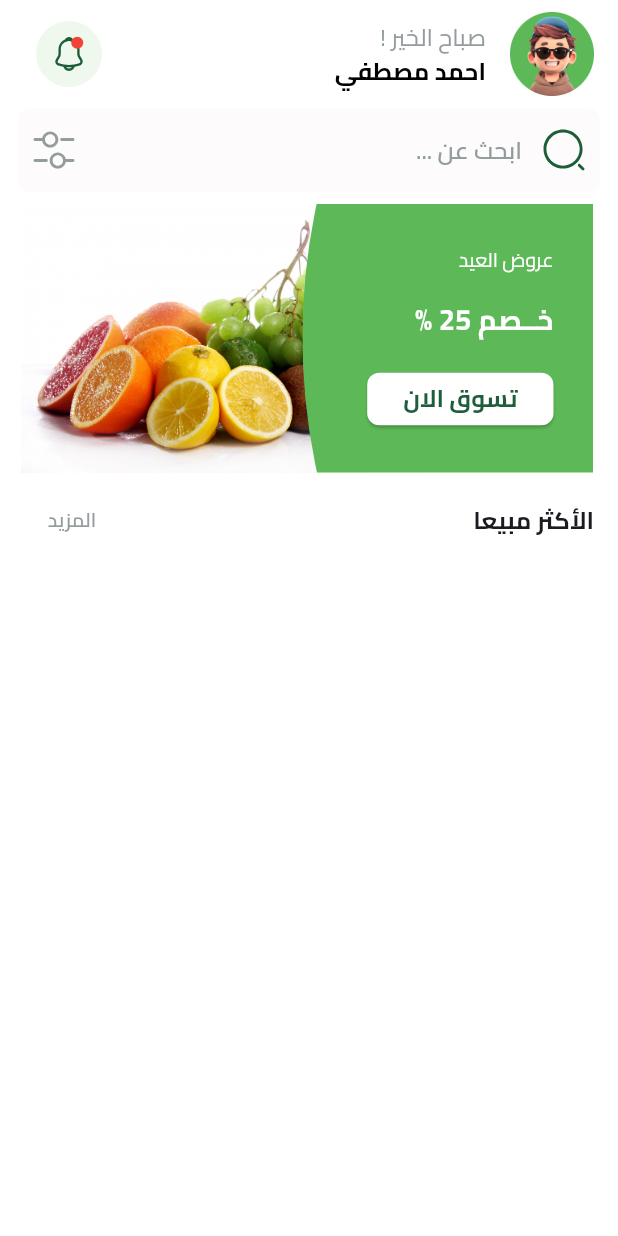
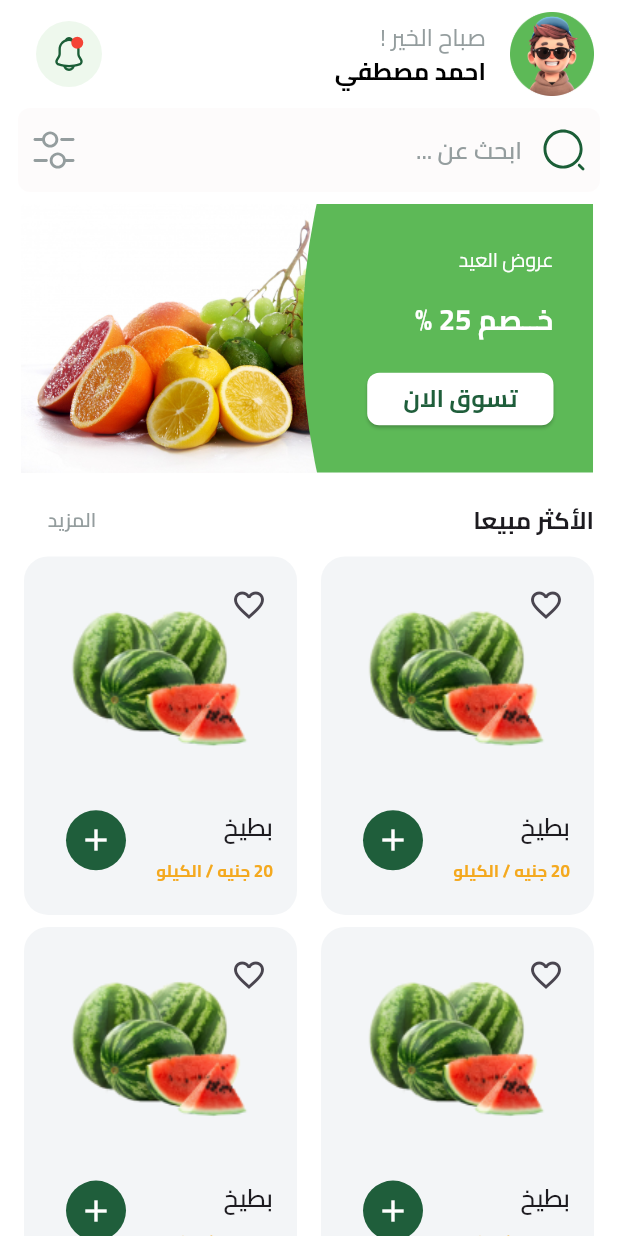
Before and after one commit to ElDaly15/Fruits-App, a Flutter app: the screen it shows after launch, after a tap on "تخط", after a tap on "تسجيل بواسطه جوجل", on a phone screen of 412 x 824 dp. Run offline on Flutter 3.47's test engine with Material 3 defaults, Android fonts, the phone set to English and light mode, and no system bars; our stand-ins replace bloc, cloud_firestore, dartz, device_preview, firebase_auth, firebase_core and 7 more; missing offline and left inert: animated_snack_bar, flutter_facebook_auth; accounts and stored records are empty.

Commit message:
Add FruitsItem widget and integrate into BestSellerGridView
Created a new `FruitsItem` widget in `lib/core/widgets/fruits_item.dart` to display individual fruit items with responsive design. The widget includes a favorite icon, fruit image, and text details with dynamic font sizes and image dimensions based on screen width.

Integrated the `FruitsItem` widget into the `BestSellerGridView` in `lib/featuers/home/presentation/views/widgets/best_seller_grid_view.dart`. The grid view dynamically adjusts the number of columns and aspect ratio based on screen width, ensuring a responsive layout.

Updated `HomePageViewBody` in `lib/featuers/home/presentation/views/widgets/home_page_view_body.dart` to include the `BestSellerGridView` with padding for better spacing.

Changed the locale name in `lib/generated/intl/messages_en.dart` from 'ar' to 'en' to reflect the correct locale.

Added the `font_awesome_flutter` package to `pubspec.yaml` and updated `pubspec.lock` accordingly to include Font Awesome icons in the project.

```diff
--- /dev/null
+++ b/lib/core/widgets/fruits_item.dart
@@ -0,0 +1,76 @@
+import 'package:flutter/material.dart';
+import 'package:fruits_app/core/utils/app_colors.dart';
+import 'package:fruits_app/core/utils/app_images.dart';
+import 'package:fruits_app/core/utils/app_text_styles.dart';
+
+class FruitsItem extends StatelessWidget {
+  const FruitsItem({super.key});
+
+  @override
+  Widget build(BuildContext context) {
+    // Get the screen width to adjust widget sizes accordingly
+    final screenWidth = MediaQuery.of(context).size.width;
+
+    return Container(
+      decoration: BoxDecoration(
+          borderRadius: BorderRadius.circular(16),
+          color: const Color(0xffF3F5F7)),
+      child: Stack(
+        children: [
+          // Favorite Icon Button in the top-right corner
+          Positioned(
+            right: 8,
+            top: 8,
+            child: IconButton(
+              onPressed: () {},
+              icon: const Icon(Icons.favorite_border),
+            ),
+          ),
+          // Fruit Image and Texts
+          Positioned.fill(
+              child: Column(
+            children: [
+              SizedBox(height: screenWidth * 0.07), // Adjusted height
+              Image.asset(
+                Assets.imagesWatermelonTest,
+                height: screenWidth * 0.25, // Make the image size relative
+              ),
+              SizedBox(height: screenWidth * 0.05),
+              ListTile(
+                title: Padding(
+                  padding: const EdgeInsets.symmetric(vertical: 8),
+                  child: Text(
+                    'بطيخ',
+                    style: TextStyles.semiBold16.copyWith(
+                      fontSize: screenWidth * 0.04, // Adjust font size
+                    ),
+                  ),
+                ),
+                subtitle: FittedBox(
+                  fit: BoxFit.scaleDown,
+                  child: Text(
+                    '20 جنيه / الكيلو',
+                    style: TextStyles.bold16.copyWith(
+                      color: const Color(0xffF4A91F),
+                      fontSize: screenWidth * 0.035, // Adjust font size
+                    ),
+                  ),
+                ),
+                trailing: IconButton(
+                  style: IconButton.styleFrom(
+                    backgroundColor: AppColors.primaryColor,
+                  ),
+                  onPressed: () {},
+                  icon: const Icon(
+                    Icons.add,
+                    color: Colors.white,
+                  ),
+                ),
+              ),
+            ],
+          )),
+        ],
+      ),
+    );
+  }
+}
--- /dev/null
+++ b/lib/featuers/home/presentation/views/widgets/best_seller_grid_view.dart
@@ -0,0 +1,27 @@
+import 'package:flutter/material.dart';
+import 'package:fruits_app/core/widgets/fruits_item.dart';
+
+class BestSellerGridView extends StatelessWidget {
+  const BestSellerGridView({super.key});
+
+  @override
+  Widget build(BuildContext context) {
+    final screenWidth = MediaQuery.of(context).size.width;
+
+    return SliverGrid.builder(
+      gridDelegate: SliverGridDelegateWithFixedCrossAxisCount(
+        crossAxisCount:
+            screenWidth < 600 ? 2 : 3, // Adjust the number of columns
+        childAspectRatio: screenWidth < 600
+            ? 163 / 214
+            : 163 / 190, // Adjust aspect ratio for smaller/larger screens
+        mainAxisSpacing: 8,
+        crossAxisSpacing: 16,
+      ),
+      itemCount: 6,
+      itemBuilder: (context, index) {
+        return const FruitsItem();
+      },
+    );
+  }
+}
--- a/lib/featuers/home/presentation/views/widgets/home_page_view_body.dart
+++ b/lib/featuers/home/presentation/views/widgets/home_page_view_body.dart
@@ -1,5 +1,6 @@
 import 'package:flutter/material.dart';
 import 'package:fruits_app/core/widgets/custom_search_text_field.dart';
+import 'package:fruits_app/featuers/home/presentation/views/widgets/best_seller_grid_view.dart';
 import 'package:fruits_app/featuers/home/presentation/views/widgets/best_seller_header.dart';
 import 'package:fruits_app/featuers/home/presentation/views/widgets/custom_home_view_app_bar.dart';
 import 'package:fruits_app/featuers/home/presentation/views/widgets/custom_list_view_of_feature_items.dart';
@@ -28,6 +29,10 @@ class HomePageViewBody extends StatelessWidget {
             child: BestSellerHeader(),
           ),
         ),
+        const SliverPadding(
+          sliver: BestSellerGridView(),
+          padding: EdgeInsets.symmetric(horizontal: 16),
+        ),
       ],
     );
   }
--- a/pubspec.yaml
+++ b/pubspec.yaml
@@ -43,6 +43,7 @@ dependencies:
   flutter_localizations:
     sdk: flutter
   flutter_svg: ^2.0.10+1
+  font_awesome_flutter: ^10.7.0
   get_it: ^8.0.0
   google_sign_in: ^6.2.1
   intl: ^0.19.0
```
Also changed, not shown: lib/generated/intl/messages_en.dart, pubspec.lock.
